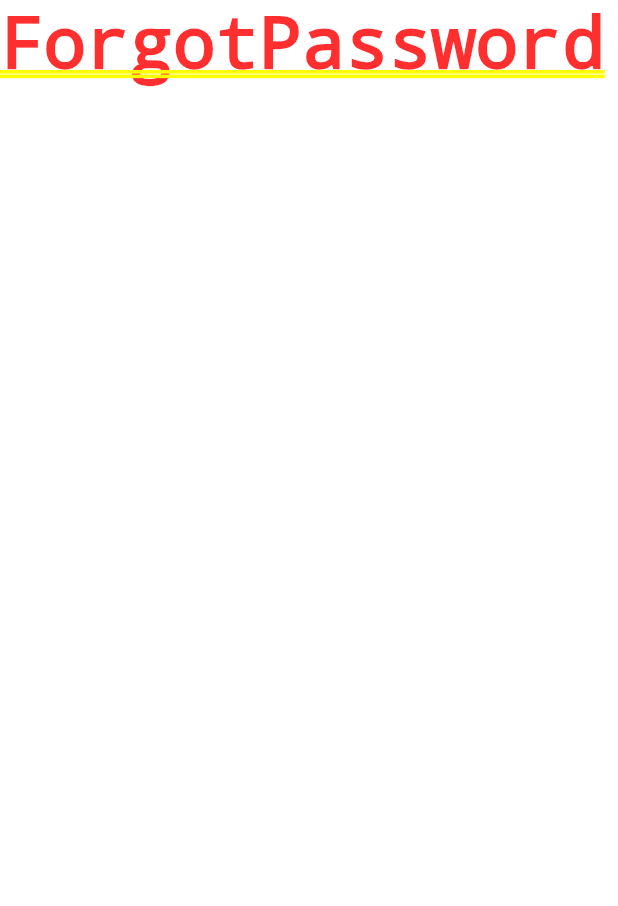
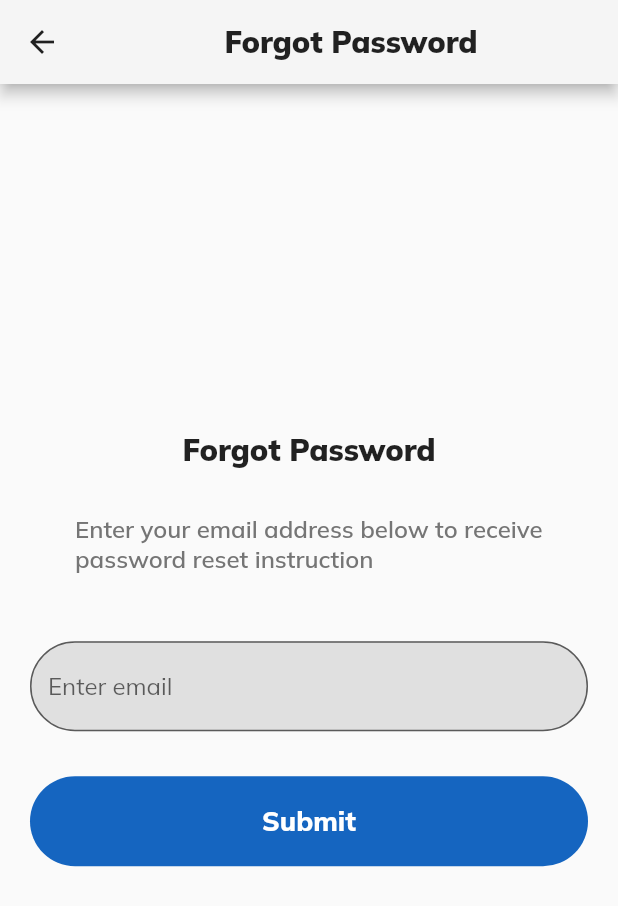
Before and after one commit to treserio/holbertonschool-twitter_clone, a Flutter app: the screen it shows after launch, after a tap on "Forgot password?", on a phone screen of 412 x 824 dp. Shown: the top 906 px of the screen. Run offline on Flutter 3.47's test engine with Material 2 defaults, Android fonts, the phone set to English and light mode, and no system bars; our stand-ins replace google_fonts.

Commit message:
6 init +ForgotPass

```diff
--- /dev/null
+++ b/twitter/lib/screens/forgot_password_screen.dart
@@ -0,0 +1,90 @@
+import 'dart:core';
+// import 'dart:html';
+// import 'dart:convert';
+// import 'package:http/http.dart' as http;
+import 'package:flutter/material.dart';
+import '../widgets/all.dart';
+
+class ForgotPass extends StatefulWidget {
+  const ForgotPass({
+    super.key,
+  });
+
+  @override
+  _ForgotPassState createState() => _ForgotPassState();
+}
+
+class _ForgotPassState extends State<ForgotPass> {
+  late TextEditingController _emailController;
+
+  @override
+  @mustCallSuper
+  void initState() {
+    super.initState();
+    _emailController = TextEditingController();
+  }
+
+  @override
+  void dispose() {
+    super.dispose();
+    _emailController.dispose();
+  }
+
+  @override
+  Widget build(BuildContext context) => Scaffold(
+    appBar: AppBar(
+      backgroundColor: Colors.grey.shade100,
+      foregroundColor: Colors.black87,
+      title: const Center(
+        child: Text(
+          'Forgot Password',
+          textAlign: TextAlign.center,
+          style: TextStyle(
+            fontWeight: FontWeight.w900,
+          )
+        )
+      ),
+    ),
+    body: Center(
+      child: ListView(
+        padding: const EdgeInsetsDirectional.only(
+          start: 20,
+          end: 20,
+        ),
+        shrinkWrap: true,
+        children: [
+          const Center(
+            child: Text(
+              'Forgot Password',
+              style: TextStyle(
+                fontSize: 20,
+                fontWeight: FontWeight.w900,
+              ),
+            ),
+          ),
+          Padding(
+            padding: const EdgeInsets.all(30),
+            child: Center(
+              child: Text(
+                'Enter your email address below to receive password reset instruction',
+                style: TextStyle(
+                  fontSize: 16,
+                  fontWeight: FontWeight.w600,
+                  foreground: Paint()
+                    ..color = Colors.grey.shade600,
+                ),
+              ),
+            ),
+          ),
+          EntryField(
+            hint: 'Enter email',
+            controller: _emailController,
+          ),
+          FlatButton(
+            onPressed: () => print('ForgotPass'),
+          ),
+        ]
+      )
+    ),
+  );
+}
--- a/twitter/lib/screens/signin_screen.dart
+++ b/twitter/lib/screens/signin_screen.dart
@@ -5,6 +5,7 @@ import 'dart:core';
 import 'package:flutter/material.dart';
 import '../widgets/all.dart';
 import './signup_screen.dart';
+import './forgot_password_screen.dart';
 
 class SignIn extends StatefulWidget {
   const SignIn({
@@ -97,7 +98,7 @@ class _SignInState extends State<SignIn> {
               onTap: () {
                 Navigator.push(
                   context,
-                  MaterialPageRoute(builder: (context) => const Text('ForgotPassword')),
+                  MaterialPageRoute(builder: (context) => const ForgotPass()),
                 );
               },
               child: Center(
```
